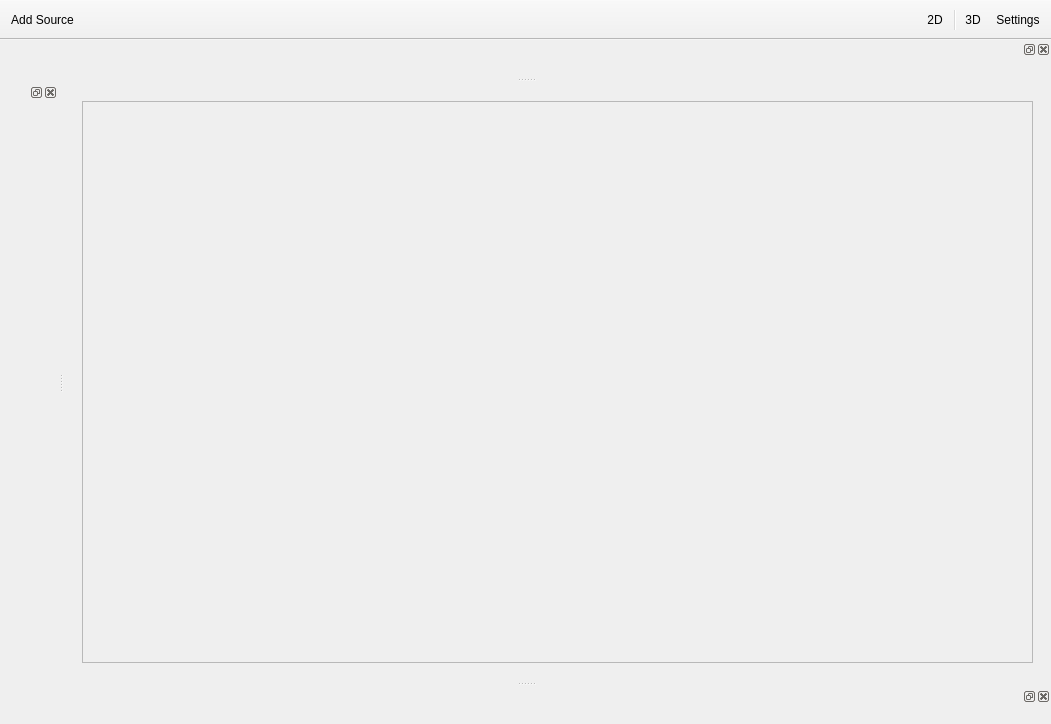
First picture: the form in applications/viewer/radiumViewer6/MainWindow.ui, repository T-PLAY/hub, before the edit.
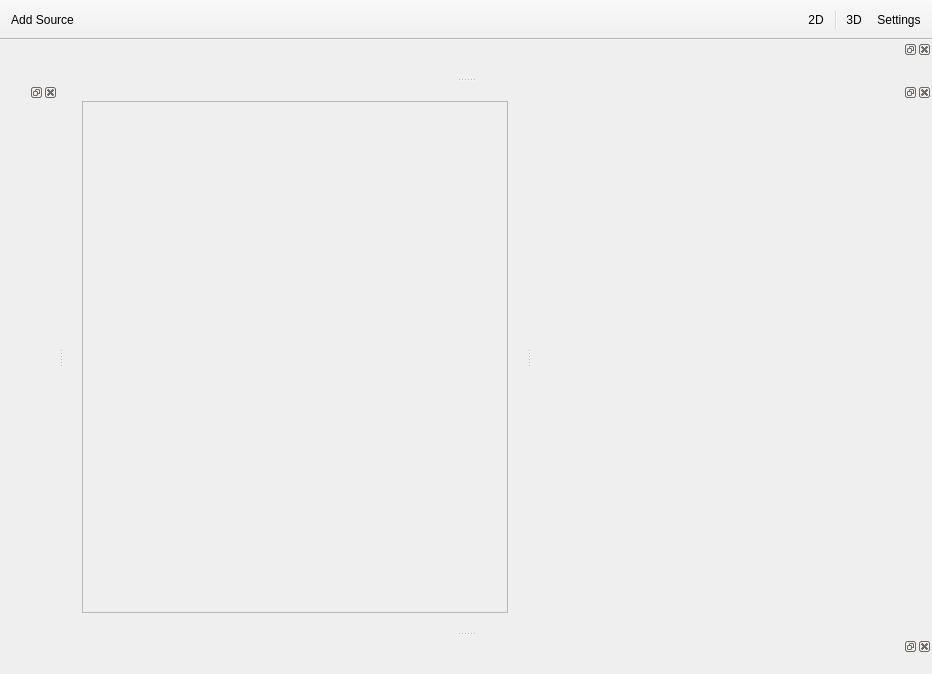
Second picture: the form after the edit. The open tabs and pages were chosen to show the change. Custom widgets are drawn as their Qt base class.

Commit message: added ImageManipulator to right dock

Patch:
```diff
--- a/applications/viewer/radiumViewer6/MainWindow.ui
+++ b/applications/viewer/radiumViewer6/MainWindow.ui
@@ -9,8 +9,8 @@
    <rect>
     <x>0</x>
     <y>0</y>
-    <width>1051</width>
-    <height>724</height>
+    <width>932</width>
+    <height>674</height>
    </rect>
   </property>
   <property name="windowTitle">
@@ -55,7 +55,7 @@
       <widget class="QWidget" name="page3D">
        <layout class="QHBoxLayout" name="horizontalLayout">
         <item>
-         <layout class="QHBoxLayout" name="layout_3dView">
+         <layout class="QVBoxLayout" name="layout3dView">
           <item>
            <widget class="QFrame" name="frame">
             <property name="sizePolicy">
@@ -198,6 +198,18 @@
     <layout class="QHBoxLayout" name="horizontalLayout_3"/>
    </widget>
   </widget>
+  <widget class="QDockWidget" name="dockWidget_right">
+   <property name="minimumSize">
+    <size>
+     <width>400</width>
+     <height>35</height>
+    </size>
+   </property>
+   <attribute name="dockWidgetArea">
+    <number>2</number>
+   </attribute>
+   <widget class="FormImageManipulator" name="dockWidgetContents_right"/>
+  </widget>
   <action name="action2D">
    <property name="text">
     <string>2D</string>
@@ -231,6 +243,14 @@
    </property>
   </action>
  </widget>
+ <customwidgets>
+  <customwidget>
+   <class>FormImageManipulator</class>
+   <extends>QWidget</extends>
+   <header location="global">FormImageManipulator.h</header>
+   <container>1</container>
+  </customwidget>
+ </customwidgets>
  <resources/>
  <connections/>
 </ui>
```
Left out of the diff: 2 changed lines with no effect on the pictures. The commit also changes 5 other files.
